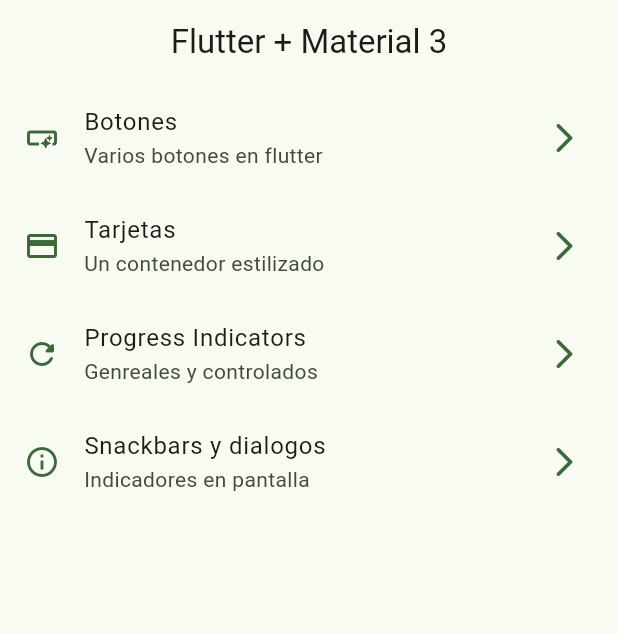
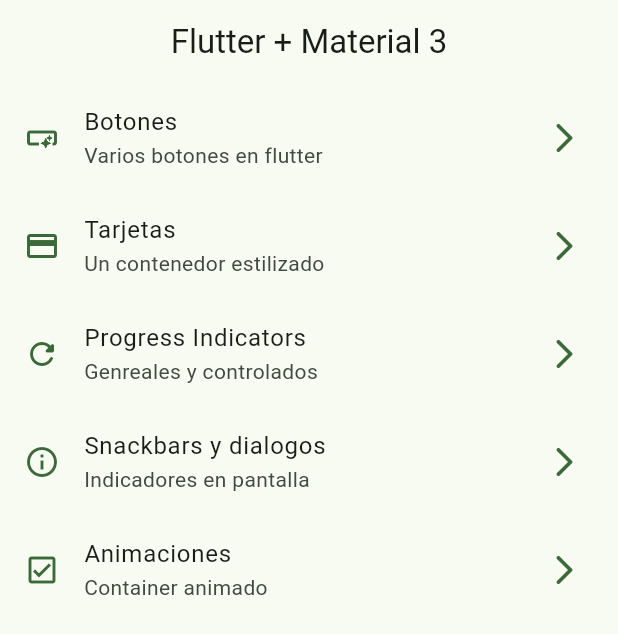
Before and after one commit to acensito/practicas_flutter, a Flutter app: the screen it shows after launch, on a phone screen of 412 x 824 dp. Shown: the top 634 px of the screen. Run offline on Flutter 3.47's test engine with Material 3 defaults, Android fonts, the phone set to English and light mode, and no system bars; our stand-ins replace animate_do, dio, go_router, video_player.

Commit message:
animated container

```diff
--- a/widgetsapp/lib/config/menu/menu_items.dart
+++ b/widgetsapp/lib/config/menu/menu_items.dart
@@ -35,4 +35,9 @@ const appMenuItems = <MenuItem>[
     title: 'Snackbars y dialogos',
     subtitle: 'Indicadores en pantalla',
     link: '/snackbars',),
+  MenuItem(
+    icon: Icons.check_box_outlined,
+    title: 'Animaciones',
+    subtitle: 'Container animado',
+    link: '/animations'),
 ];
--- a/widgetsapp/lib/config/router/app_router.dart
+++ b/widgetsapp/lib/config/router/app_router.dart
@@ -30,5 +30,10 @@ final appRouter = GoRouter(
       path: '/snackbars',
       builder: (context, state) => SnackbarScreen(),
     ),
+    GoRoute(
+      name: AnimatedScreen.routeName,
+      path: '/animations',
+      builder: (context, state) => AnimatedScreen(),
+    ),
   ],
 );
```
Also changed, not shown: widgetsapp/lib/views/screens/animated/animated_screen.dart (+23 -1 lines).
